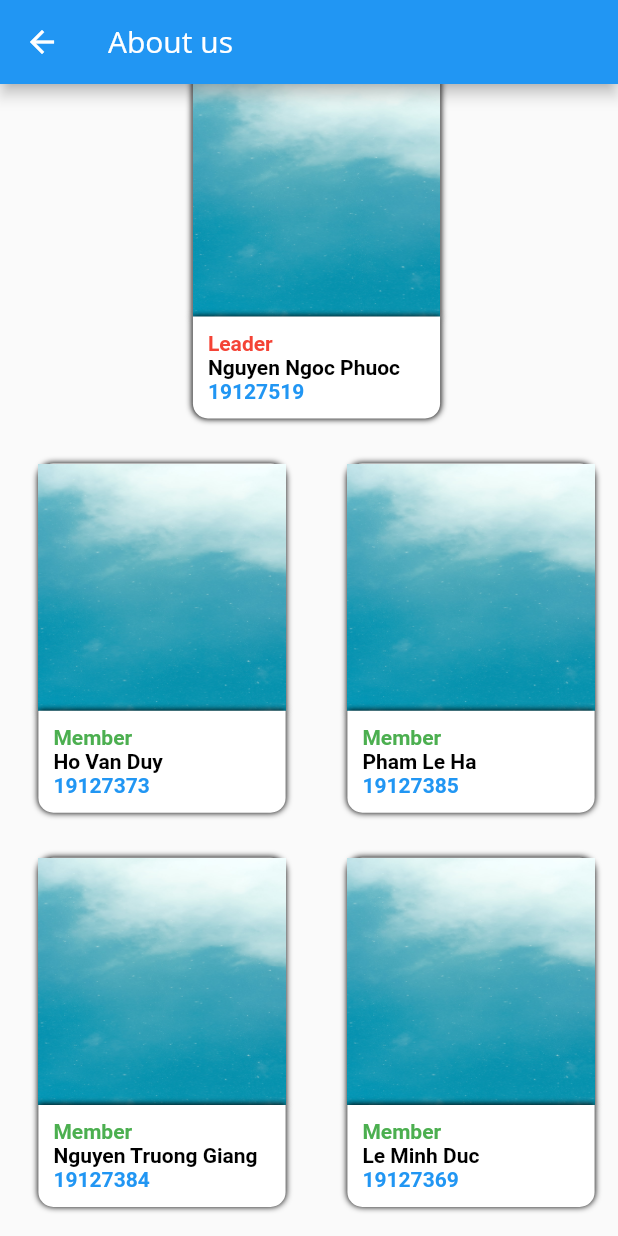
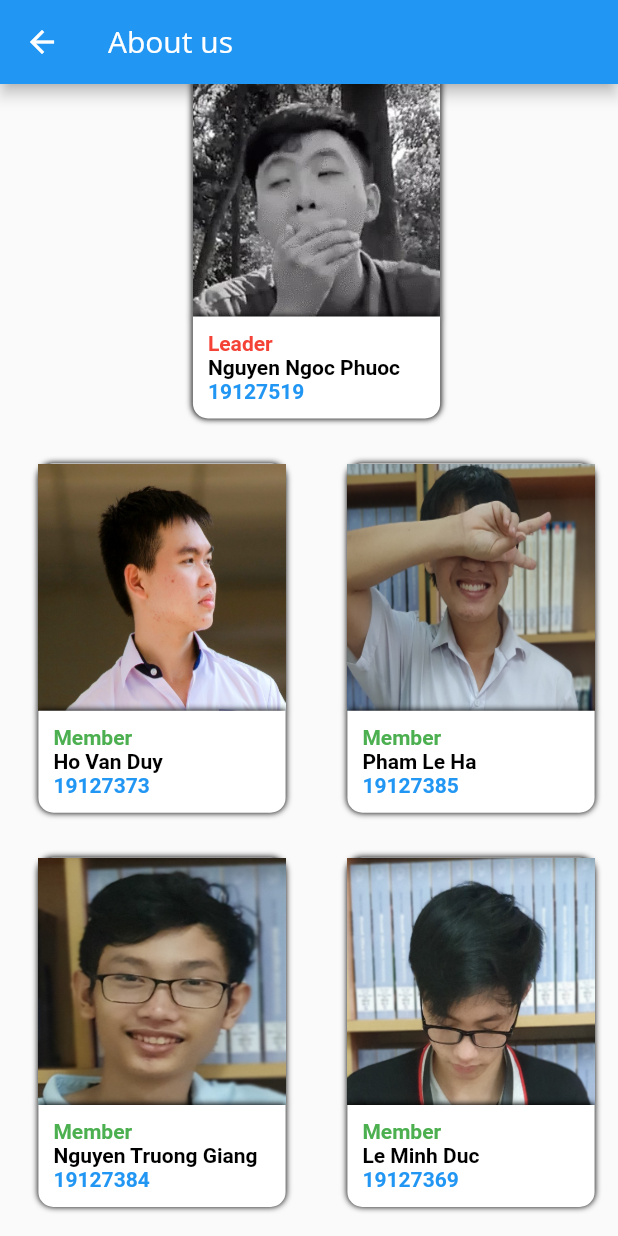
Before and after one commit to SilentCatD/CheckBird, a Flutter app: the AboutScreen screen opened by its route, scrolled down 463 dp, on a phone screen of 412 x 824 dp. Run offline on Flutter 3.47's test engine with Material 2 defaults, Android fonts, the phone set to English and light mode, and no system bars; our stand-ins replace awesome_notifications, chewie, cloud_firestore, date_time_picker, firebase_auth, firebase_core and 10 more; missing offline and left inert: flutter_material_color_picker, ntp; accounts and stored records are empty; network calls fail.

```diff
--- a/lib/screens/about/about_screen.dart
+++ b/lib/screens/about/about_screen.dart
@@ -61,21 +61,21 @@ class AboutScreen extends StatelessWidget {
               Row(
                 mainAxisAlignment: MainAxisAlignment.spaceAround,
                 children: const [
-                  MemberInformation(image: "assets/images/blue.jpg",name: "Nguyen Ngoc Phuoc\n" ,id: "19127519",isLeader: true),
+                  MemberInformation(image: "assets/images/phuoc.jpg",name: "Nguyen Ngoc Phuoc\n" ,id: "19127519",isLeader: true),
                 ],
               ),
               Row(
                 mainAxisAlignment: MainAxisAlignment.spaceAround,
                 children: const [
-                  MemberInformation(image: "assets/images/blue.jpg",name: "Ho Van Duy\n" ,id: "19127373", isMember: true),
-                  MemberInformation(image: "assets/images/blue.jpg",name: "Pham Le Ha\n" ,id: "19127385", isMember: true),
+                  MemberInformation(image: "assets/images/duy.jpg",name: "Ho Van Duy\n" ,id: "19127373", isMember: true),
+                  MemberInformation(image: "assets/images/ha.jpg",name: "Pham Le Ha\n" ,id: "19127385", isMember: true),
                 ],
               ),
               Row(
                 mainAxisAlignment: MainAxisAlignment.spaceAround,
                 children: const [
-                  MemberInformation(image: "assets/images/blue.jpg",name: "Nguyen Truong Giang\n" ,id: "19127384", isMember: true),
-                  MemberInformation(image: "assets/images/blue.jpg",name: "Le Minh Duc\n" ,id: "19127369", isMember: true),
+                  MemberInformation(image: "assets/images/giang.jpg",name: "Nguyen Truong Giang\n" ,id: "19127384", isMember: true),
+                  MemberInformation(image: "assets/images/duc.jpg",name: "Le Minh Duc\n" ,id: "19127369", isMember: true),
                 ],
               )
 
```
Also changed, not shown: assets/images/duc.jpg (added), assets/images/duy.jpg (added), assets/images/giang.jpg (added), assets/images/ha.jpg (added), assets/images/phuoc.jpg (added).
